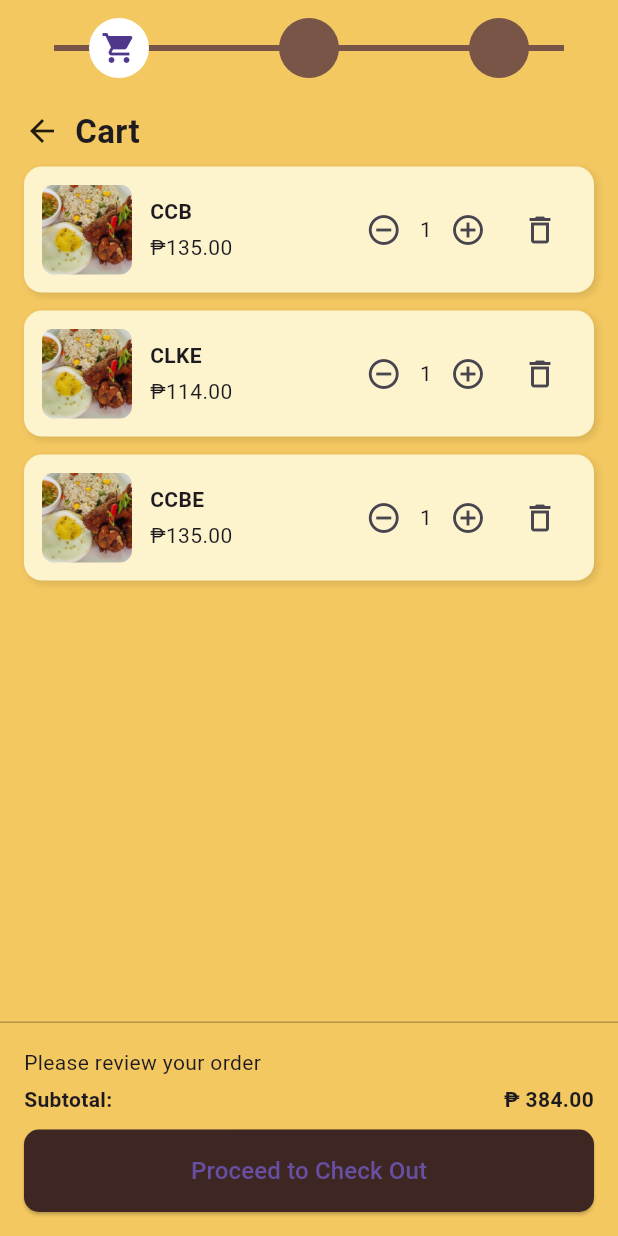
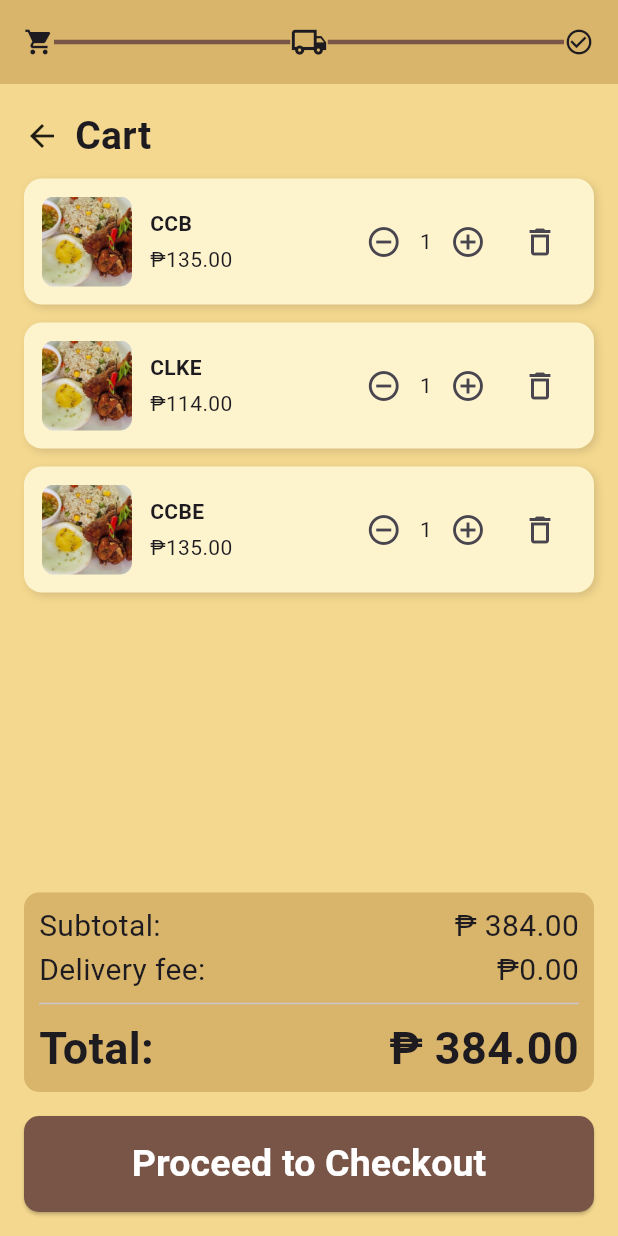
Before and after one commit to pards8/Capstone-App, a Flutter app: the CartPage screen opened directly, on a phone screen of 412 x 824 dp. Run offline on Flutter 3.47's test engine with Material 3 defaults, Android fonts, the phone set to English and light mode, and no system bars.

Commit message:
Changed CartPage

```diff
--- a/lib/main.dart
+++ b/lib/main.dart
@@ -1,4 +1,5 @@
 import 'package:capstone_proj/category_page.dart';
+import 'package:capstone_proj/pages/add_on_page.dart';
 import 'package:capstone_proj/pages/cart_page.dart';
 import 'package:capstone_proj/pages/checkout.dart';
 import 'package:capstone_proj/pages/myorders.dart';
@@ -18,7 +19,7 @@ class MyApp extends StatelessWidget {
   Widget build(BuildContext context) {
     return MaterialApp(
       debugShowCheckedModeBanner: false,
-      home: const CheckoutPage(),
+      home: const AddOnPage(),
     );
   }
 }
--- a/lib/pages/cart_page.dart
+++ b/lib/pages/cart_page.dart
@@ -1,5 +1,6 @@
 import 'package:flutter/material.dart';
 import '../widgets/cart_item_card.dart';
+import 'checkout.dart'; // Adjust path if needed
 
 class CartPage extends StatefulWidget {
   const CartPage({super.key});
@@ -10,21 +11,9 @@ class CartPage extends StatefulWidget {
 
 class _CartPageState extends State<CartPage> {
   List<Map<String, dynamic>> cartItems = [
-    {
-      'name': 'CCB',
-      'price': 135.0,
-      'quantity': 1,
-    },
-    {
-      'name': 'CLKE',
-      'price': 114.0,
-      'quantity': 1,
-    },
-    {
-      'name': 'CCBE',
-      'price': 135.0,
-      'quantity': 1,
-    },
+    {'name': 'CCB', 'price': 135.0, 'quantity': 1},
+    {'name': 'CLKE', 'price': 114.0, 'quantity': 1},
+    {'name': 'CCBE', 'price': 135.0, 'quantity': 1},
   ];
 
   void increaseQuantity(int index) {
@@ -57,46 +46,32 @@ class _CartPageState extends State<CartPage> {
   @override
   Widget build(BuildContext context) {
     return Scaffold(
-      backgroundColor: const Color(0xFFF4C861),
-      body: SafeArea(
+      backgroundColor: const Color(0xFFF4D88F),
+      appBar: AppBar(
+        backgroundColor: const Color(0xFFD9B56B),
+        automaticallyImplyLeading: false,
+        title: Row(
+          mainAxisAlignment: MainAxisAlignment.center,
+          children: const [
+            Icon(Icons.shopping_cart, size: 20),
+            Expanded(
+              child: Divider(thickness: 3, color: Colors.brown),
+            ),
+            Icon(Icons.local_shipping_outlined, size: 25),
+            Expanded(
+              child: Divider(thickness: 3, color: Colors.brown),
+            ),
+            Icon(Icons.check_circle_outline, size: 20),
+          ],
+        ),
+        centerTitle: true,
+      ),
+      body: Padding(
+        padding: const EdgeInsets.all(16),
         child: Column(
           children: [
-            // Top Progress Line (without the cart icon)
-            Container(
-              padding: const EdgeInsets.symmetric(vertical: 12, horizontal: 16),
-              child: Row(
-                children: [
-                  Expanded(
-                    child: Stack(
-                      alignment: Alignment.center,
-                      children: [
-                        Container(
-                          height: 4,
-                          margin: const EdgeInsets.symmetric(horizontal: 20),
-                          color: Colors.brown,
-                        ),
+            // Back + Title
             Row(
-                          mainAxisAlignment: MainAxisAlignment.spaceAround,
-                          children: [
-                            CircleAvatar(
-                              backgroundColor: Colors.white,
-                              child: const Icon(Icons.shopping_cart),
-                            ),
-                            const CircleAvatar(backgroundColor: Colors.brown),
-                            const CircleAvatar(backgroundColor: Colors.brown),
-                          ],
-                        ),
-                      ],
-                    ),
-                  ),
-                ],
-              ),
-            ),
-
-            // Back Arrow and Title
-            Padding(
-              padding: const EdgeInsets.symmetric(horizontal: 16, vertical: 8),
-              child: Row(
               children: [
                 InkWell(
                   onTap: () => Navigator.pop(context),
@@ -105,17 +80,16 @@ class _CartPageState extends State<CartPage> {
                 const SizedBox(width: 10),
                 const Text(
                   'Cart',
-                    style: TextStyle(fontSize: 22, fontWeight: FontWeight.bold),
+                  style: TextStyle(fontSize: 26, fontWeight: FontWeight.bold),
                 ),
               ],
             ),
-            ),
+            const SizedBox(height: 10),
 
-            // Cart Items
+            // Item List
             Expanded(
               child: ListView.builder(
                 itemCount: cartItems.length,
-                padding: const EdgeInsets.symmetric(horizontal: 16),
                 itemBuilder: (context, index) {
                   final item = cartItems[index];
                   return CartItemCard(
@@ -130,49 +104,78 @@ class _CartPageState extends State<CartPage> {
               ),
             ),
 
-            // Bottom Subtotal + Checkout
+            const SizedBox(height: 16),
+
+            // Subtotal Section
             Container(
-              padding: const EdgeInsets.all(16),
-              decoration: const BoxDecoration(
-                color: Color(0xFFF4C861),
-                border: Border(
-                  top: BorderSide(color: Colors.black26),
-                ),
+              padding: const EdgeInsets.symmetric(horizontal: 10, vertical: 8),
+              decoration: BoxDecoration(
+                color: const Color(0xFFD9B56B),
+                borderRadius: BorderRadius.circular(10),
               ),
               child: Column(
-                crossAxisAlignment: CrossAxisAlignment.stretch,
                 children: [
-                  const Text('Please review your order'),
-                  const SizedBox(height: 5),
+                  Row(
+                    mainAxisAlignment: MainAxisAlignment.spaceBetween,
+                    children: [
+                      const Text("Subtotal:", style: TextStyle(fontSize: 20)),
+                      Text("₱ ${subtotal.toStringAsFixed(2)}", style: const TextStyle(fontSize: 20)),
+                    ],
+                  ),
+                  Row(
+                    mainAxisAlignment: MainAxisAlignment.spaceBetween,
+                    children: const [
+                      Text("Delivery fee:", style: TextStyle(fontSize: 20)),
+                      Text("₱0.00", style: TextStyle(fontSize: 20)),
+                    ],
+                  ),
+                  const Divider(),
                   Row(
                     mainAxisAlignment: MainAxisAlignment.spaceBetween,
                     children: [
                       const Text(
-                        'Subtotal:',
-                        style: TextStyle(fontWeight: FontWeight.bold),
+                        "Total:",
+                        style: TextStyle(fontWeight: FontWeight.bold, fontSize: 30),
                       ),
                       Text(
-                        '₱ ${subtotal.toStringAsFixed(2)}',
-                        style: const TextStyle(fontWeight: FontWeight.bold),
+                        "₱ ${subtotal.toStringAsFixed(2)}",
+                        style: const TextStyle(fontWeight: FontWeight.bold, fontSize: 30),
                       ),
                     ],
                   ),
-                  const SizedBox(height: 10),
-                  ElevatedButton(
-                    onPressed: () {},
+                ],
+              ),
+            ),
+
+            const SizedBox(height: 16),
+
+            // Proceed Button
+            SizedBox(
+              width: double.infinity,
+              child: ElevatedButton(
+                onPressed: () {
+                  Navigator.push(
+                    context,
+                    MaterialPageRoute(
+                      builder: (context) => const CheckoutPage(),
+                    ),
+                  );
+                },
                 style: ElevatedButton.styleFrom(
-                      backgroundColor: Colors.brown[900],
+                  backgroundColor: Colors.brown,
+                  padding: const EdgeInsets.symmetric(vertical: 14),
                   shape: RoundedRectangleBorder(
                     borderRadius: BorderRadius.circular(10),
                   ),
-                      padding: const EdgeInsets.symmetric(vertical: 16),
                 ),
                 child: const Text(
-                      'Proceed to Check Out',
-                      style: TextStyle(fontSize: 16),
+                  "Proceed to Checkout",
+                  style: TextStyle(
+                    fontSize: 25,
+                    fontWeight: FontWeight.bold,
+                    color: Colors.white,
                   ),
                 ),
-                ],
               ),
             ),
           ],
```
Lines whose indentation alone changed are shown as unchanged.
